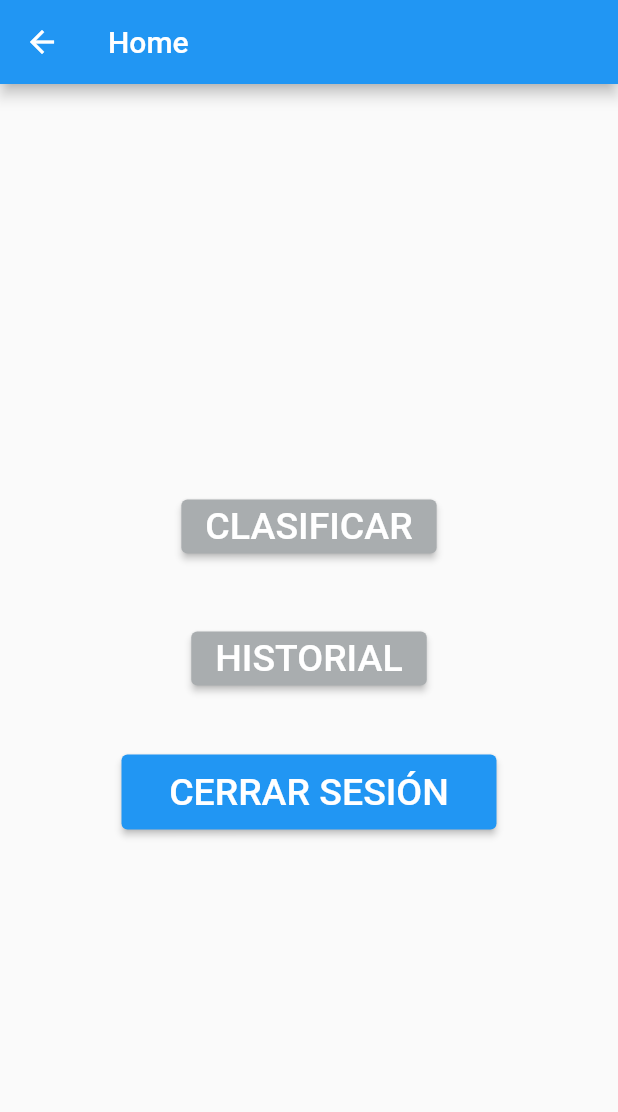
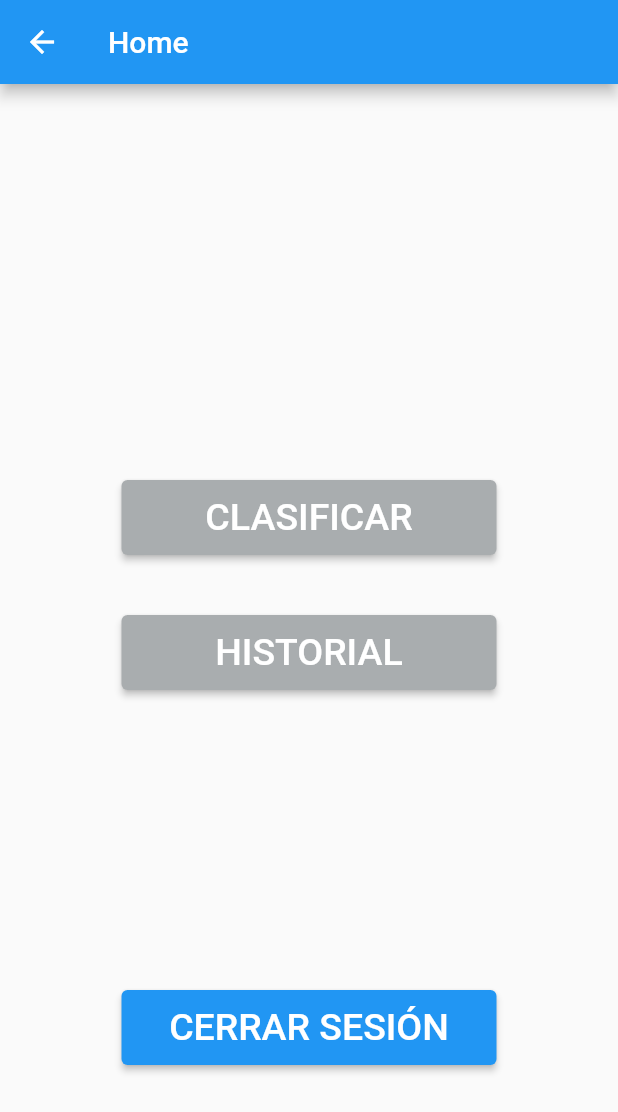
Before and after one commit to alex-style1007/New, a Flutter app: the Home screen opened directly, on a phone screen of 412 x 824 dp. Shown: the top 1112 px of the screen. Run offline on Flutter 3.47's test engine with Material 2 defaults, Android fonts, the phone set to English and light mode, and no system bars.

Commit message:
Corrección botones en home

```diff
--- a/lib/views/home.dart
+++ b/lib/views/home.dart
@@ -17,7 +17,11 @@ class Home extends StatelessWidget {
       body: Column(
           mainAxisAlignment: MainAxisAlignment.center,
           children: [
+            const SizedBox(height: 150),
             Center(
+              child: SizedBox(
+                width: 250,
+                height: 50,
                 child: ElevatedButton(
                   onPressed: () {
                     Navigator.pop(context); //ir
@@ -29,14 +33,16 @@ class Home extends StatelessWidget {
                   style: ElevatedButton.styleFrom(primary: const Color.fromARGB(255, 169, 173, 175)),
                   child: const Text(
                     'CLASIFICAR',
-                  style: TextStyle(
-                    fontSize: 25,
+                    style: TextStyle(fontSize: 25),
                   ),
                 ),
               ),
             ),
             const SizedBox(height: 40),
             Center(
+              child: SizedBox(
+                width: 250,
+                height: 50,
                 child: ElevatedButton(
                   onPressed: () {
                     Navigator.pop(context); //ir
@@ -52,7 +58,8 @@ class Home extends StatelessWidget {
                   ),
                 ),
               ),
-            const SizedBox(height: 40),
+            ),
+            const SizedBox(height: 200),
             Center(
               child: SizedBox(
                 width: 250,
```
Lines whose indentation alone changed are shown as unchanged.
